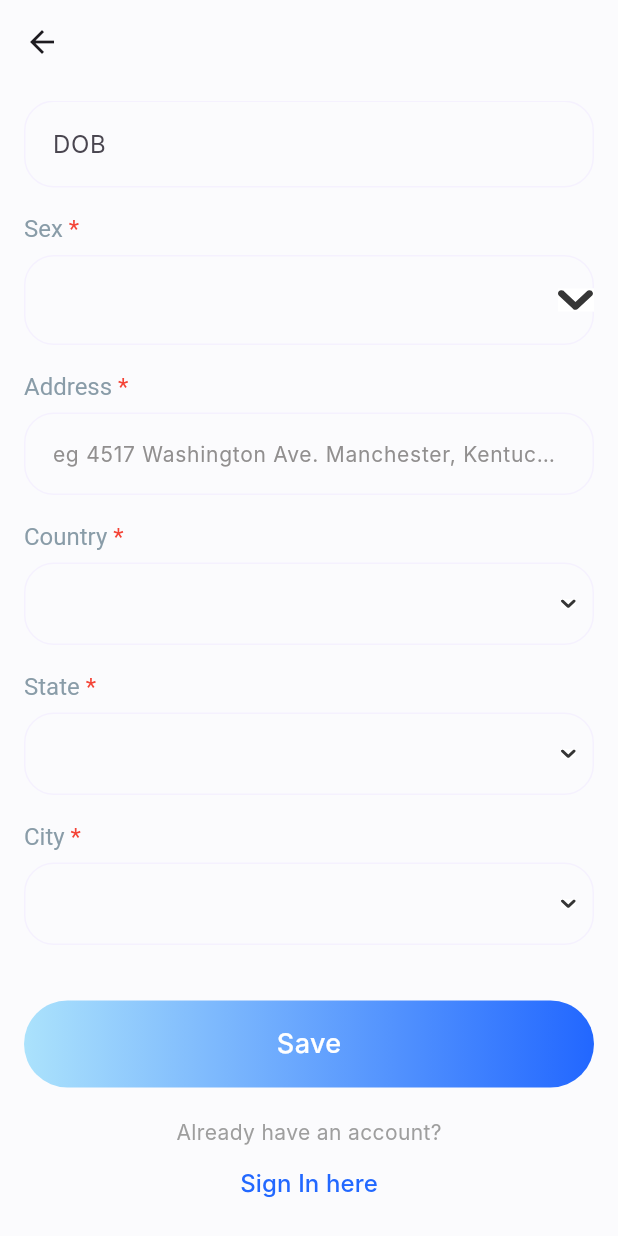
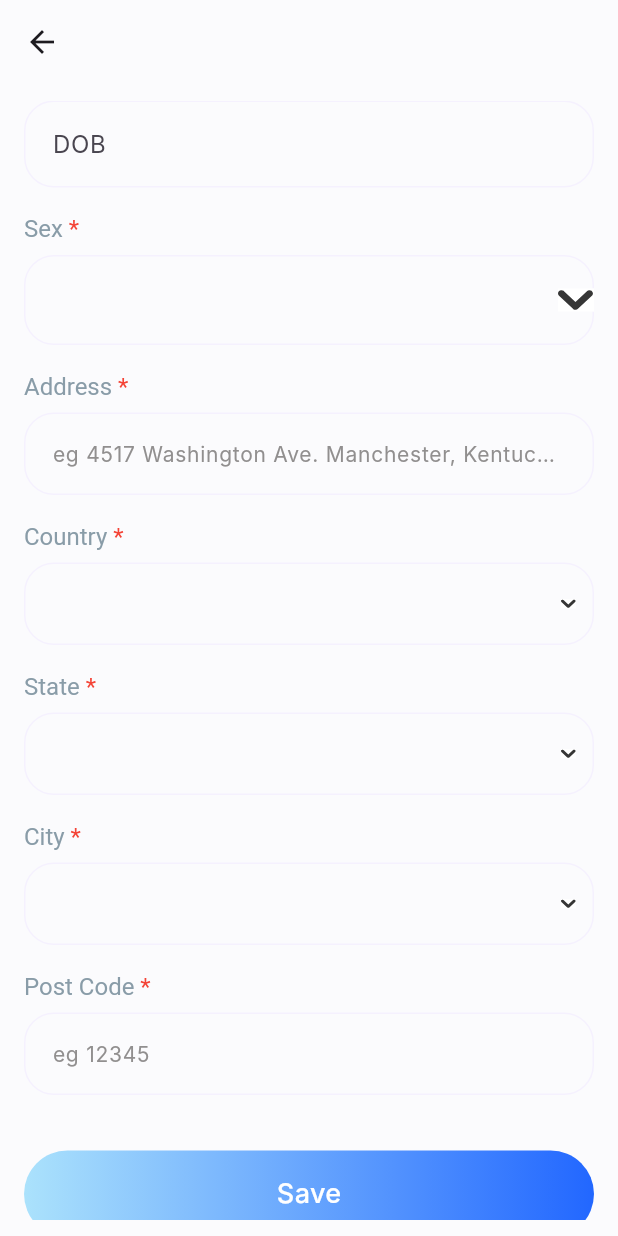
Before and after one commit to MustuBharmal/DocBookingApp, a Flutter app: the SignupScreen screen opened by its route, scrolled down 659 dp, on a phone screen of 412 x 824 dp. Run offline on Flutter 3.47's test engine with Material 3 defaults, Android fonts, the phone set to English and light mode, and no system bars; our stand-ins replace cached_network_image, dio, dotted_border, flutter_svg, flutter_typeahead, freezed_annotation and 10 more; missing offline and left inert: flutter_stripe; accounts and stored records are empty; generated files the repository leaves out were written again; network calls fail; Roboto replaces fonts that are missing (Inter); project files that could hold a hidden picture were left out.

Commit message:
sign up flow completed with error display

```diff
--- a/lib/exception/server_exception.dart
+++ b/lib/exception/server_exception.dart
@@ -1,8 +1,8 @@
 class ServerException implements Exception {
   final String message;
 
-  ServerException([this.message = "Server is currently unavailable"]);
+  ServerException([this.message = 'Server is currently unavailable']);
 
   @override
-  String toString() => "ServerException: $message";
+  String toString() => 'ServerException: $message';
 }
--- a/lib/presentations/authentication/repo/auth_repo.dart
+++ b/lib/presentations/authentication/repo/auth_repo.dart
@@ -130,8 +130,8 @@ abstract class AuthRepo {
     try {
       final Map<String, dynamic> data = {
         _resetTokenKey: StorageUtil.getToken(),
-        _newPassKey:  newPass,
-        _confirmPassKey:  confirmPass
+        _newPassKey: newPass,
+        _confirmPassKey: confirmPass
       };
       LogUtil.debug(Api.resetPassword);
       final result = await HttpService.post(
@@ -174,6 +174,7 @@ abstract class AuthRepo {
     required String city,
     required String profilePic,
     required String password,
+    required String pinCode,
     bool showLoader = true,
   }) async {
     try {
@@ -189,6 +190,7 @@ abstract class AuthRepo {
         'city': city,
         'profile_pic': profilePic,
         'password': password,
+        'pin_code': pinCode
       };
       LogUtil.debug('json: $data');
       LogUtil.debug(Api.signUp);
@@ -199,7 +201,7 @@ abstract class AuthRepo {
         Get.snackbar('Success', result['message'].toString());
         return User.fromJson(result['data'] as Map<String, dynamic>);
       } else {
-        throw Exception("Error: ${result['message']}");
+        throw Exception("${result['data']['error']}");
       }
     } on ServerException catch (e) {
       LogUtil.error(e);
@@ -207,7 +209,7 @@ abstract class AuthRepo {
     } catch (e) {
       if (e is dio.DioException) {
         final errData = (e).response!.data;
-        final String? errMessage = errData['message']?.toString();
+        final String? errMessage = errData['data']['error']?.toString();
         throw errMessage ?? 'Please try again';
       }
       rethrow;
@@ -323,8 +325,7 @@ abstract class AuthRepo {
   // get cities
   static Future<List<CityModel>> getCities(String stateId) async {
     try {
-      final result = await HttpService.post(
-          Api.city, {'state_id': stateId},
+      final result = await HttpService.post(Api.city, {'state_id': stateId},
           showLoader: false);
       LogUtil.debug(result);
       if (result['code'] == 200) {
--- a/lib/presentations/authentication/views/login_screen.dart
+++ b/lib/presentations/authentication/views/login_screen.dart
@@ -128,7 +128,7 @@ class LoginScreen extends GetView<AuthController> {
                         ),
                         TextButton(
                             onPressed: () {
-                              Get.offNamed(SignupScreen.routeName);
+                              Get.toNamed(SignupScreen.routeName);
                             },
                             child: Text(ConstantString.signUpHere,
                                 style: blueNormalTextStyle))
--- a/lib/presentations/authentication/views/signup_screen.dart
+++ b/lib/presentations/authentication/views/signup_screen.dart
@@ -51,8 +51,7 @@ class SignupScreen extends GetView<AuthController> {
         body: Container(
           padding: EdgeInsets.symmetric(horizontal: 16, vertical: 11),
           child: SingleChildScrollView(
-            child: Obx(
-              () => Column(
+            child: Column(
               children: [
                 Column(
                   crossAxisAlignment: CrossAxisAlignment.start,
@@ -85,18 +84,15 @@ class SignupScreen extends GetView<AuthController> {
                             decoration:
                                 controller.selectedImageSignup.value != null
                                     ? BoxDecoration(
-                                          borderRadius:
-                                              BorderRadius.circular(19),
+                                        borderRadius: BorderRadius.circular(19),
                                         image: DecorationImage(
                                             image: FileImage(controller
                                                 .selectedImageSignup.value!),
                                             fit: BoxFit.cover))
                                     : null,
-                              child: controller.selectedImageSignup.value ==
-                                      null
+                            child: controller.selectedImageSignup.value == null
                                 ? Center(
-                                      child:
-                                          SvgPicture.asset(AppImage.icCamera))
+                                    child: SvgPicture.asset(AppImage.icCamera))
                                 : null,
                           ),
                         ),
@@ -133,6 +129,7 @@ class SignupScreen extends GetView<AuthController> {
                     CustomTextField(
                       isPassword: RxBool(false),
                       controller: emailController,
+                      inputType: TextInputType.emailAddress,
                       hintText: 'eg. alex@gmail.com',
                       label: ConstantString.emailAddress,
                       hintStyle: txtInterTextFieldHint,
@@ -185,16 +182,6 @@ class SignupScreen extends GetView<AuthController> {
                           'eg 4517 Washington Ave. Manchester, Kentucky 39495',
                       errorText: controller.signupError['address'],
                     ),
-                      /*CustomTextField(
-                        isPassword: RxBool(false),
-                        label: ConstantString.postCode,
-                        showAsterisk: true,
-                        controller: postCodeController,
-                        hintStyle: txtInterTextFieldHint,
-                        inputType: TextInputType.number,
-                        hintText: 'eg 12345',
-                        errorText: controller.signupError['city'],
-                      ),*/
                     Obx(
                       () => CustomTextField(
                         isPassword: RxBool(false),
@@ -292,6 +279,16 @@ class SignupScreen extends GetView<AuthController> {
                         },
                       ),
                     ),
+                    CustomTextField(
+                      isPassword: RxBool(false),
+                      label: ConstantString.postCode,
+                      showAsterisk: true,
+                      controller: postCodeController,
+                      hintStyle: txtInterTextFieldHint,
+                      inputType: TextInputType.number,
+                      hintText: 'eg 12345',
+                      errorText: controller.signupError['pin_code'],
+                    ),
                     Padding(
                       padding: const EdgeInsets.only(top: 19, bottom: 20),
                       child: BlueButton(
@@ -305,9 +302,11 @@ class SignupScreen extends GetView<AuthController> {
                             dob: dobController.text,
                             sex: sexController.text,
                             address: addressController.text,
-                                postalCode: postCodeController.text,
+                            city: cityController.text,
                             state: stateController.text,
-                                country: countryController.text);
+                            country: countryController.text,
+                            pinCode: postCodeController.text
+                          );
                         },
                       ),
                     )
@@ -338,7 +337,6 @@ class SignupScreen extends GetView<AuthController> {
           ),
         ),
       ),
-      ),
     );
   }
 }
--- a/lib/presentations/authentication/widget/custom_dob_textfield.dart
+++ b/lib/presentations/authentication/widget/custom_dob_textfield.dart
@@ -80,7 +80,7 @@ class CustomDobTextField extends StatelessWidget {
                 context: context,
                 initialDate: DateTime.now(),
                 firstDate: DateTime(1900),
-                lastDate: DateTime(2100),
+                lastDate: DateTime.now(),
               );
               if (pickedDate != null) {
                 controller.text = DateFormat('dd/MM/yyyy').format(pickedDate).split(' ')[0];
--- a/lib/service/http_service.dart
+++ b/lib/service/http_service.dart
@@ -79,6 +79,7 @@ class HttpService extends HttpOverrides {
         result = response.data as Map<String, dynamic>;
         return result;
       }
+      result = response.data as Map<String, dynamic>;
       LogUtil.error(response.statusCode);
       if (response.data != null && response.data['data'] is Map<String, String>) {
         throw CustomErrorMap(response.data['message'] ?? '', errors: response.data['data']);
```
Also changed, not shown: lib/presentations/authentication/controller/authentication_controller.dart (+13 -7 lines). Lines whose indentation alone changed are shown as unchanged.
